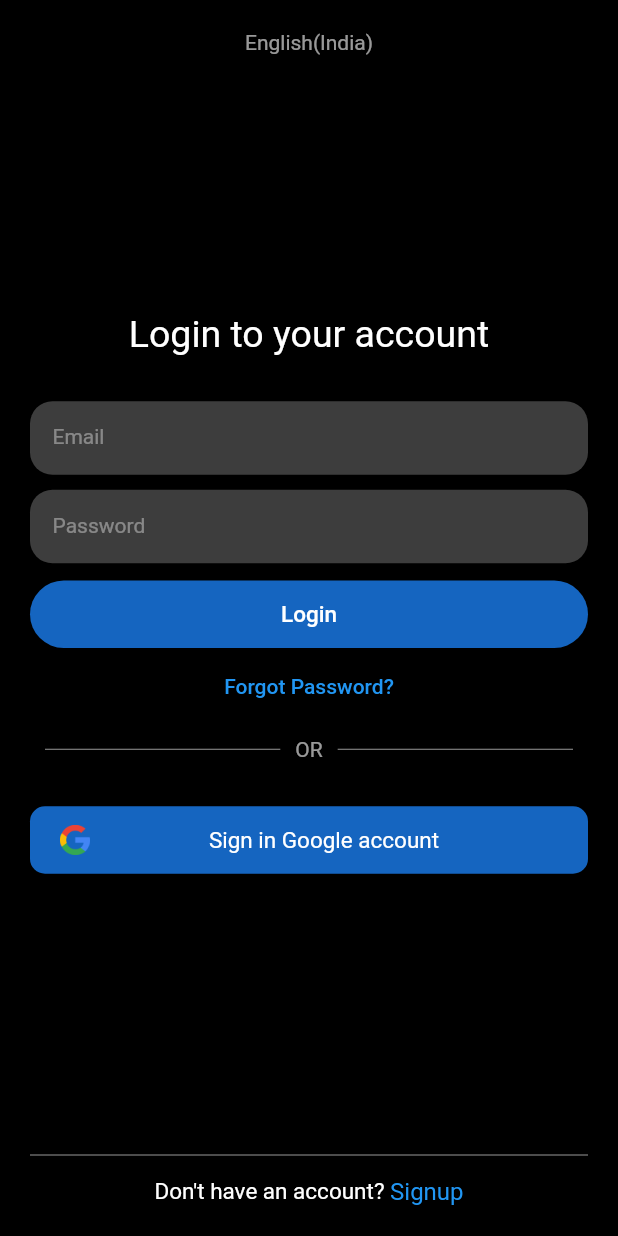
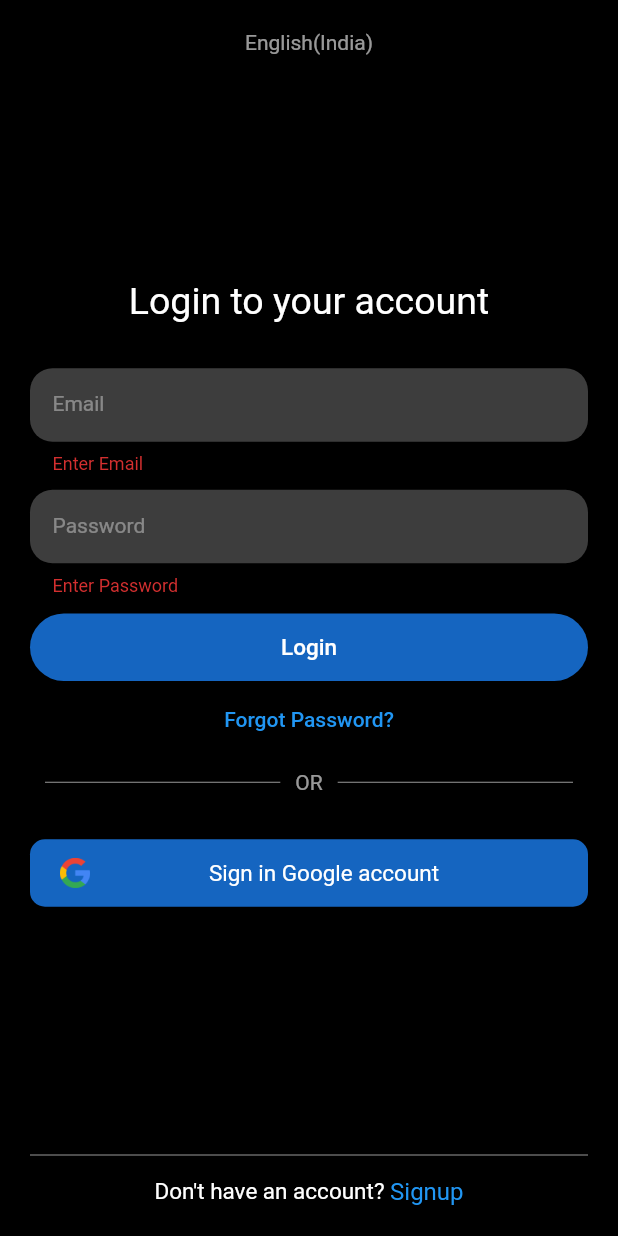
Before and after one commit to rohit5krish/social_media, a Flutter app: the screen it shows after launch, after a tap on "Login", on a phone screen of 412 x 824 dp. Run offline on Flutter 3.47's test engine with Material 2 defaults, Android fonts, the phone set to English and light mode, and no system bars; our stand-ins replace bloc, cloud_firestore, firebase_auth, firebase_core, firebase_storage, flutter_bloc and 2 more; accounts and stored records are empty; network calls fail.

Commit message:
Login Auth Completed

```diff
--- a/lib/infrastructure/signup/signup_auth.dart
+++ b/lib/infrastructure/auth_methods/auth_methods.dart
@@ -2,20 +2,19 @@ import 'dart:typed_data';
 
 import 'package:cloud_firestore/cloud_firestore.dart';
 import 'package:firebase_auth/firebase_auth.dart';
-import 'package:social_media/infrastructure/signup/upload_img_storage.dart';
+import 'package:social_media/infrastructure/storage_methods/storage_methods.dart';
 
-class SignUpAuth {
+class AuthMethods {
   final FirebaseAuth _auth = FirebaseAuth.instance;
   final FirebaseFirestore _firestore = FirebaseFirestore.instance;
-
+  String resp = 'Unknown Error';
+// Sign Up User
   Future<String> SignUpUser({
     required String username,
     required String email,
     required String password,
     Uint8List? profileImage,
   }) async {
-    String resp = 'Unknown Error';
-
     try {
       if (username.isNotEmpty && email.isNotEmpty && password.isNotEmpty) {
         String? profileUrl;
@@ -48,4 +47,31 @@ class SignUpAuth {
     }
     return resp;
   }
+
+// Login User
+  Future<String> LoginUser({
+    required String email,
+    required String password,
+  }) async {
+    try {
+      if (email.isNotEmpty && password.isNotEmpty) {
+        await _auth.signInWithEmailAndPassword(
+            email: email, password: password);
+        resp = "success";
+      } else {
+        resp = "Enter all Fields";
+      }
+    } on FirebaseAuthException catch (error) {
+      if (error.code == "user-not-found") {
+        resp = "No User Found.";
+      } else if (error.code == "wrong-password") {
+        resp = "Wrong Password. Check password and try again.";
+      } else {
+        resp = error.message.toString();
+      }
+    } catch (err) {
+      resp = err.toString();
+    }
+    return resp;
+  }
 }
--- a/lib/presentation/login/login.dart
+++ b/lib/presentation/login/login.dart
@@ -38,7 +38,9 @@ class LoginPage extends StatelessWidget {
                     'English(India)',
                     style: TextStyle(color: whiteClr60),
                   ),
-                  Column(
+                  Form(
+                    key: formKey,
+                    child: Column(
                       children: [
                         Text(
                           'Login to your account',
@@ -61,6 +63,8 @@ class LoginPage extends StatelessWidget {
                           buttonText: 'Login',
                           buttonUse: loginButtonEnums.login,
                           formKey: formKey,
+                          emailCtrl: _emailCtrl,
+                          passCtrl: _passCtrl,
                         ),
                         TextButton(
                             onPressed: () {
@@ -76,6 +80,7 @@ class LoginPage extends StatelessWidget {
                         const GoogleSignInButton()
                       ],
                     ),
+                  ),
                   const FooterSignupContent()
                 ],
               ),
--- a/lib/presentation/widgets/custom_blue_button.dart
+++ b/lib/presentation/widgets/custom_blue_button.dart
@@ -5,7 +5,8 @@ import 'package:flutter_bloc/flutter_bloc.dart';
 import 'package:social_media/application/signup/signup_bloc.dart';
 import 'package:social_media/core/constants/colors.dart';
 import 'package:social_media/core/constants/styles.dart';
-import 'package:social_media/infrastructure/signup/signup_auth.dart';
+import 'package:social_media/infrastructure/auth_methods/auth_methods.dart';
+import 'package:social_media/presentation/home/home.dart';
 import 'package:social_media/presentation/navigation/navigation.dart';
 
 class CustomBlueButton extends StatelessWidget {
@@ -16,7 +17,7 @@ class CustomBlueButton extends StatelessWidget {
   final GlobalKey<FormState> formKey;
   final Enum buttonUse;
 
-  CustomBlueButton({
+  const CustomBlueButton({
     required this.buttonText,
     required this.buttonUse,
     required this.formKey,
@@ -35,7 +36,7 @@ class CustomBlueButton extends StatelessWidget {
                 primary: blueClr800,
                 minimumSize: const Size(double.infinity, 45),
                 shape: const StadiumBorder()),
-            onPressed: () => SignUpButtonClicked(state.selectedImage, context),
+            onPressed: () => BlueButtonClicked(state.selectedImage, context),
             child: state.isLoading
                 ? Center(
                     child: CircularProgressIndicator(
@@ -50,12 +51,12 @@ class CustomBlueButton extends StatelessWidget {
     );
   }
 
-  SignUpButtonClicked(Uint8List? profImage, BuildContext context) async {
+  BlueButtonClicked(Uint8List? profImage, BuildContext context) async {
     final isValid = formKey.currentState!.validate();
     if (isValid) {
       if (buttonUse == loginButtonEnums.signUp) {
         BlocProvider.of<SignupBloc>(context).add(UpdateLoading(isLoad: true));
-        String res = await SignUpAuth().SignUpUser(
+        String res = await AuthMethods().SignUpUser(
           username: usernameCtrl!.text,
           email: emailCtrl!.text,
           password: passCtrl!.text,
@@ -71,6 +72,18 @@ class CustomBlueButton extends StatelessWidget {
             emailCtrl!.text.isNotEmpty) {
           showSnackBar(res, context);
         }
+      } else if (buttonUse == loginButtonEnums.login) {
+        BlocProvider.of<SignupBloc>(context).add(UpdateLoading(isLoad: true));
+        String res = await AuthMethods()
+            .LoginUser(email: emailCtrl!.text, password: passCtrl!.text);
+        BlocProvider.of<SignupBloc>(context).add(UpdateLoading(isLoad: false));
+        if (res == "success") {
+          Navigator.of(context).push(MaterialPageRoute(builder: (context) {
+            return HomePage();
+          }));
+        } else {
+          showSnackBar(res, context);
+        }
       }
     }
   }
@@ -78,7 +91,7 @@ class CustomBlueButton extends StatelessWidget {
 
 showSnackBar(String content, BuildContext context) {
   ScaffoldMessenger.of(context).showSnackBar(SnackBar(
-    backgroundColor: whiteClr24,
+    backgroundColor: Colors.red[400],
     content: Text(content),
     duration: Duration(seconds: 2),
   ));
```
Also changed, not shown: lib/infrastructure/storage_methods/storage_methods.dart (renamed from lib/infrastructure/signup/upload_img_storage.dart). Lines whose indentation alone changed are shown as unchanged.
